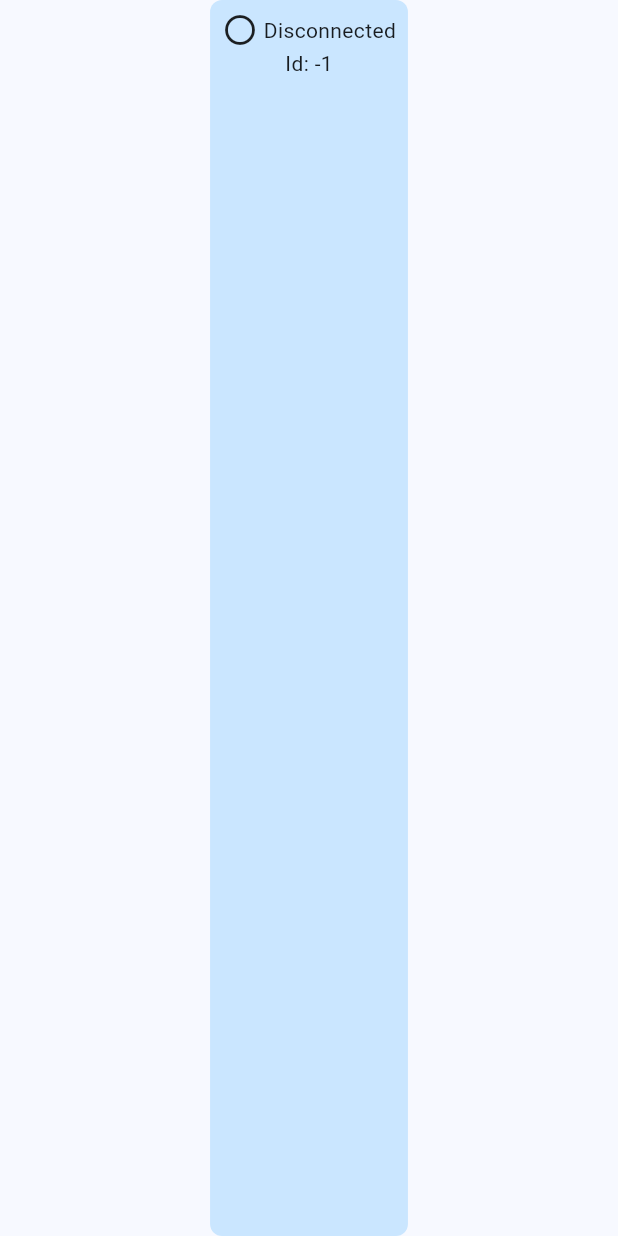
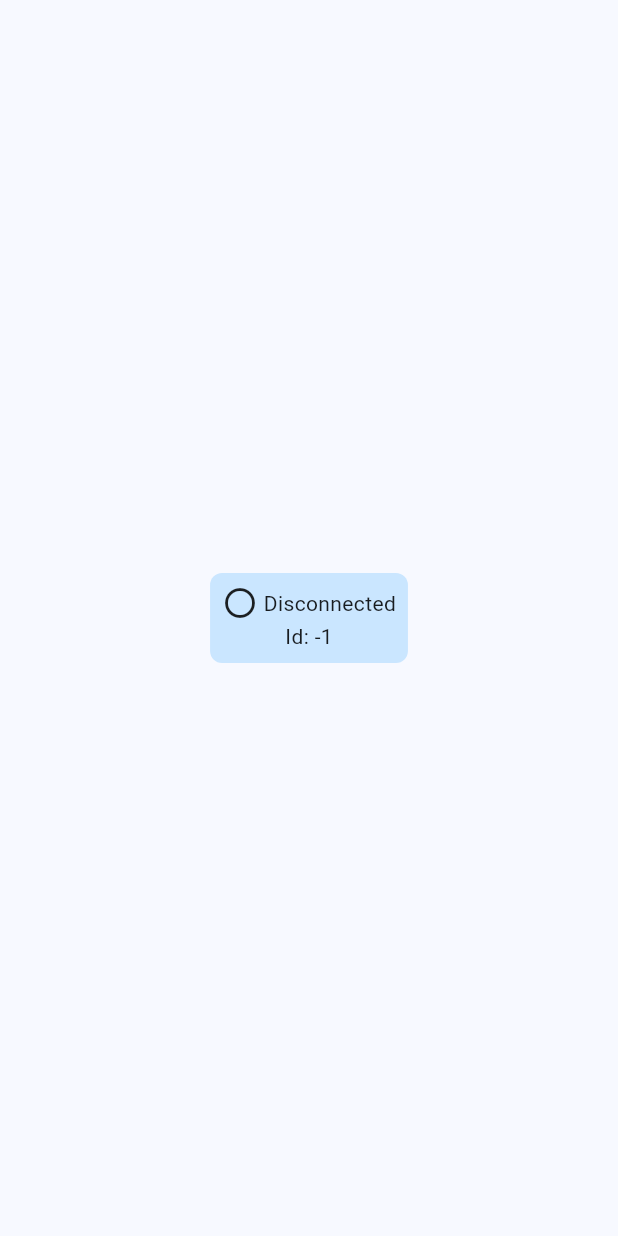
Before and after one commit to zebubull/wordo, a Flutter app: the ConnectionPanel widget shown alone on an empty page, opened directly, on a phone screen of 412 x 824 dp. Run offline on Flutter 3.47's test engine with Material 3 defaults, Android fonts, the phone set to English and light mode, and no system bars.

Commit message:
fix(ui): Make panels centered

```diff
--- a/lib/widgets/connection_panel.dart
+++ b/lib/widgets/connection_panel.dart
@@ -8,7 +8,10 @@ class ConnectionPanel extends StatelessWidget {
   Widget build(BuildContext context) {
     return Consumer<ClientProvider>(builder: (context, network, child) {
       return CenteredCard(
-          child: Column(children: [
+          child: Column(
+              mainAxisAlignment: MainAxisAlignment.center,
+              mainAxisSize: MainAxisSize.min,
+              children: [
             if (network.connected)
               Row(
                 mainAxisSize: MainAxisSize.min,
--- a/lib/widgets/server_panel.dart
+++ b/lib/widgets/server_panel.dart
@@ -8,7 +8,10 @@ class ServerPanel extends StatelessWidget {
   Widget build(BuildContext context) {
     return Consumer<ServerProvider>(builder: (context, server, child) {
       return CenteredCard(
-          child: Column(children: [
+          child: Column(
+              mainAxisAlignment: MainAxisAlignment.center,
+              mainAxisSize: MainAxisSize.min,
+              children: [
             if (server.running)
               Row(
                 mainAxisSize: MainAxisSize.min,
```
Lines whose indentation alone changed are shown as unchanged.
